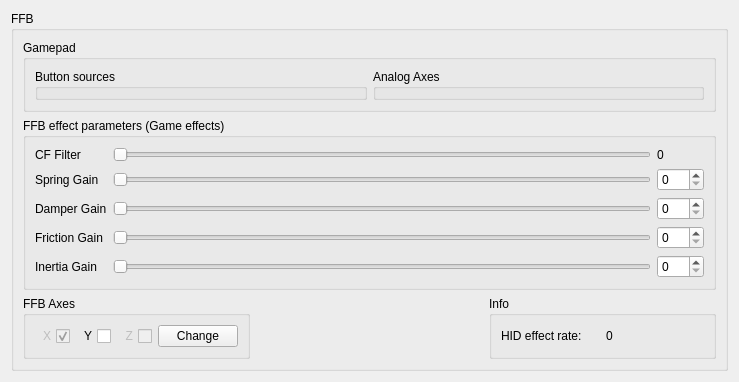
Qt form res/ffbclass.ui (Ultrawipf/OpenFFBoard-configurator) before a commit.
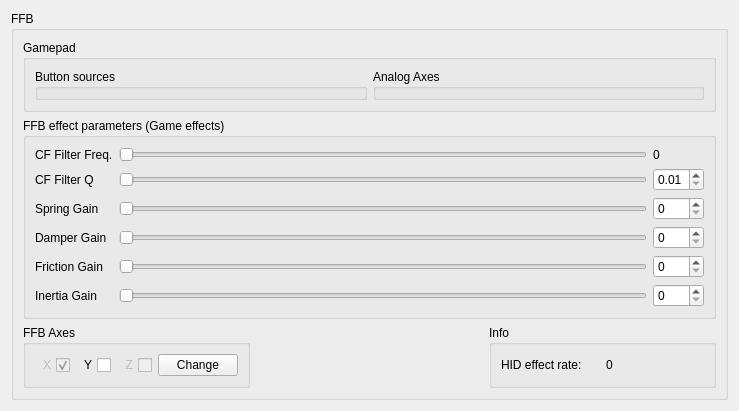
The same form after that commit.

Commit message: added CF qfactor setting

What changed in the file:
```diff
--- a/res/ffbclass.ui
+++ b/res/ffbclass.ui
@@ -189,13 +189,22 @@
            </property>
           </widget>
          </item>
-         <item row="0" column="0">
-          <widget class="QLabel" name="label_11">
+         <item row="2" column="1">
+          <widget class="QSlider" name="horizontalSlider_spring">
            <property name="toolTip">
             <string>&lt;html&gt;&lt;head/&gt;&lt;body&gt;&lt;p&gt;Constant force effect filter&lt;/p&gt;&lt;/body&gt;&lt;/html&gt;</string>
            </property>
-           <property name="text">
-            <string>CF Filter</string>
+           <property name="maximum">
+            <number>255</number>
+           </property>
+           <property name="value">
+            <number>0</number>
+           </property>
+           <property name="sliderPosition">
+            <number>0</number>
+           </property>
+           <property name="orientation">
+            <enum>Qt::Horizontal</enum>
            </property>
           </widget>
          </item>
@@ -221,26 +230,7 @@
            </property>
           </widget>
          </item>
-         <item row="1" column="1">
-          <widget class="QSlider" name="horizontalSlider_spring">
-           <property name="toolTip">
-            <string>&lt;html&gt;&lt;head/&gt;&lt;body&gt;&lt;p&gt;Intensity of friction effects&lt;/p&gt;&lt;/body&gt;&lt;/html&gt;</string>
-           </property>
-           <property name="maximum">
-            <number>255</number>
-           </property>
-           <property name="value">
-            <number>0</number>
-           </property>
-           <property name="sliderPosition">
-            <number>0</number>
-           </property>
-           <property name="orientation">
-            <enum>Qt::Horizontal</enum>
-           </property>
-          </widget>
-         </item>
-         <item row="1" column="0">
+         <item row="2" column="0">
           <widget class="QLabel" name="label_9">
            <property name="toolTip">
             <string>&lt;html&gt;&lt;head/&gt;&lt;body&gt;&lt;p&gt;Intensity of friction effects&lt;/p&gt;&lt;/body&gt;&lt;/html&gt;</string>
@@ -250,7 +240,7 @@
            </property>
           </widget>
          </item>
-         <item row="2" column="1">
+         <item row="3" column="1">
           <widget class="QSlider" name="horizontalSlider_damper">
            <property name="toolTip">
             <string>&lt;html&gt;&lt;head/&gt;&lt;body&gt;&lt;p&gt;Centering force when FFB is inactive&lt;/p&gt;&lt;/body&gt;&lt;/html&gt;</string>
@@ -269,7 +259,17 @@
            </property>
           </widget>
          </item>
-         <item row="2" column="0">
+         <item row="0" column="0">
+          <widget class="QLabel" name="label_11">
+           <property name="toolTip">
+            <string>&lt;html&gt;&lt;head/&gt;&lt;body&gt;&lt;p&gt;Constant force effect filter&lt;/p&gt;&lt;/body&gt;&lt;/html&gt;</string>
+           </property>
+           <property name="text">
+            <string>CF Filter Freq.</string>
+           </property>
+          </widget>
+         </item>
+         <item row="3" column="0">
           <widget class="QLabel" name="label_10">
            <property name="toolTip">
             <string>&lt;html&gt;&lt;head/&gt;&lt;body&gt;&lt;p&gt;Centering force when FFB is inactive&lt;/p&gt;&lt;/body&gt;&lt;/html&gt;</string>
@@ -279,7 +279,7 @@
            </property>
           </widget>
          </item>
-         <item row="3" column="0">
+         <item row="4" column="0">
           <widget class="QLabel" name="label_12">
            <property name="toolTip">
             <string>&lt;html&gt;&lt;head/&gt;&lt;body&gt;&lt;p&gt;Constant force effect filter&lt;/p&gt;&lt;/body&gt;&lt;/html&gt;</string>
@@ -289,20 +289,20 @@
            </property>
           </widget>
          </item>
-         <item row="1" column="2">
-          <widget class="QSpinBox" name="spinBox_spring">
-           <property name="suffix">
-            <string/>
-           </property>
-           <property name="prefix">
-            <string/>
-           </property>
-           <property name="maximum">
-            <number>255</number>
-           </property>
-          </widget>
-         </item>
          <item row="2" column="2">
+          <widget class="QSpinBox" name="spinBox_spring">
+           <property name="suffix">
+            <string/>
+           </property>
+           <property name="prefix">
+            <string/>
+           </property>
+           <property name="maximum">
+            <number>255</number>
+           </property>
+          </widget>
+         </item>
+         <item row="3" column="2">
           <widget class="QSpinBox" name="spinBox_damper">
            <property name="suffix">
             <string/>
@@ -315,7 +315,7 @@
            </property>
           </widget>
          </item>
-         <item row="4" column="1">
+         <item row="5" column="1">
           <widget class="QSlider" name="horizontalSlider_inertia">
            <property name="toolTip">
             <string>&lt;html&gt;&lt;head/&gt;&lt;body&gt;&lt;p&gt;Intensity of friction effects&lt;/p&gt;&lt;/body&gt;&lt;/html&gt;</string>
@@ -334,33 +334,29 @@
            </property>
           </widget>
          </item>
-         <item row="3" column="2">
-          <widget class="QSpinBox" name="spinBox_friction">
-           <property name="suffix">
-            <string/>
+         <item row="4" column="1">
+          <widget class="QSlider" name="horizontalSlider_friction">
+           <property name="toolTip">
+            <string>&lt;html&gt;&lt;head/&gt;&lt;body&gt;&lt;p&gt;Constant force effect filter&lt;/p&gt;&lt;/body&gt;&lt;/html&gt;</string>
            </property>
-           <property name="prefix">
-            <string/>
+           <property name="minimum">
+            <number>0</number>
            </property>
            <property name="maximum">
             <number>255</number>
            </property>
-          </widget>
-         </item>
-         <item row="4" column="2">
-          <widget class="QSpinBox" name="spinBox_inertia">
-           <property name="suffix">
-            <string/>
+           <property name="value">
+            <number>0</number>
            </property>
-           <property name="prefix">
-            <string/>
+           <property name="sliderPosition">
+            <number>0</number>
            </property>
-           <property name="maximum">
-            <number>255</number>
+           <property name="orientation">
+            <enum>Qt::Horizontal</enum>
            </property>
           </widget>
          </item>
-         <item row="4" column="0">
+         <item row="5" column="0">
           <widget class="QLabel" name="label_7">
            <property name="toolTip">
             <string>&lt;html&gt;&lt;head/&gt;&lt;body&gt;&lt;p&gt;Intensity of friction effects&lt;/p&gt;&lt;/body&gt;&lt;/html&gt;</string>
@@ -370,19 +366,42 @@
            </property>
           </widget>
          </item>
-         <item row="3" column="1">
-          <widget class="QSlider" name="horizontalSlider_friction">
-           <property name="toolTip">
-            <string>&lt;html&gt;&lt;head/&gt;&lt;body&gt;&lt;p&gt;Constant force effect filter&lt;/p&gt;&lt;/body&gt;&lt;/html&gt;</string>
+         <item row="4" column="2">
+          <widget class="QSpinBox" name="spinBox_friction">
+           <property name="suffix">
+            <string/>
            </property>
+           <property name="prefix">
+            <string/>
+           </property>
+           <property name="maximum">
+            <number>255</number>
+           </property>
+          </widget>
+         </item>
+         <item row="5" column="2">
+          <widget class="QSpinBox" name="spinBox_inertia">
+           <property name="suffix">
+            <string/>
+           </property>
+           <property name="prefix">
+            <string/>
+           </property>
+           <property name="maximum">
+            <number>255</number>
+           </property>
+          </widget>
+         </item>
+         <item row="1" column="1">
+          <widget class="QSlider" name="horizontalSlider_CFq">
            <property name="minimum">
             <number>0</number>
            </property>
            <property name="maximum">
-            <number>255</number>
+            <number>127</number>
            </property>
-           <property name="value">
-            <number>0</number>
+           <property name="singleStep">
+            <number>1</number>
            </property>
            <property name="sliderPosition">
             <number>0</number>
@@ -392,6 +411,26 @@
            </property>
           </widget>
          </item>
+         <item row="1" column="0">
+          <widget class="QLabel" name="label">
+           <property name="text">
+            <string>CF Filter Q</string>
+           </property>
+          </widget>
+         </item>
+         <item row="1" column="2">
+          <widget class="QDoubleSpinBox" name="doubleSpinBox_CFq">
+           <property name="minimum">
+            <double>0.010000000000000</double>
+           </property>
+           <property name="maximum">
+            <double>1.280000000000000</double>
+           </property>
+           <property name="singleStep">
+            <double>0.010000000000000</double>
+           </property>
+          </widget>
+         </item>
         </layout>
        </widget>
       </item>
```
Left out of the diff: 2 changed lines with no effect on the pictures. The commit also changes 2 other files.
